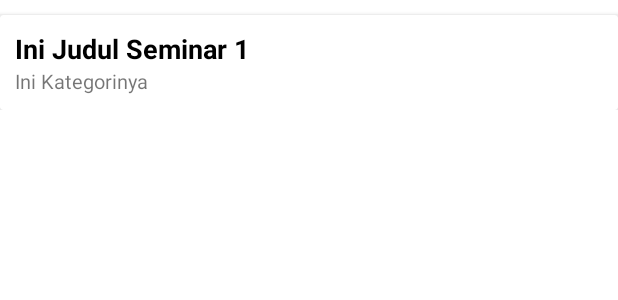
After one commit to rizkinahayyuni/RumahUMKM, an Android app: the layout seminar_populer_row.xml on its own in the app's theme, with its tools: preview values and no code run, on a phone screen of 412 x 824 dp. The commit adds this screen. Shown: the top 300 px of the screen. Run offline under Robolectric (Android 15) with nearby library versions, the phone set to English and light mode, and no system bars.

Commit message:
menambahkan tabel database kelas dan seminar + datanya, menambahkan recycle view untuk tampilan dashboard

```diff
--- a/app/src/main/java/com/kuliah/rumahumkm/LoginActivity.java
+++ b/app/src/main/java/com/kuliah/rumahumkm/LoginActivity.java
@@ -48,6 +48,7 @@ public class LoginActivity extends AppCompatActivity {
                     }
 
                 }
+                DB.deleteAll();
                 DB.addKelas();
                 DB.addSeminar();
             }
--- /dev/null
+++ b/app/src/main/res/layout/seminar_populer_row.xml
@@ -0,0 +1,43 @@
+<?xml version="1.0" encoding="utf-8"?>
+<LinearLayout xmlns:android="http://schemas.android.com/apk/res/android"
+    xmlns:app="http://schemas.android.com/apk/res-auto"
+    xmlns:tools="http://schemas.android.com/tools"
+    android:orientation="vertical"
+    android:layout_width="match_parent"
+    android:layout_height="wrap_content">
+
+    <androidx.cardview.widget.CardView
+        android:layout_width="match_parent"
+        android:layout_height="wrap_content"
+        android:layout_marginTop="10dp">
+
+        <androidx.constraintlayout.widget.ConstraintLayout
+            android:layout_width="match_parent"
+            android:layout_height="wrap_content"
+            android:padding="10dp">
+
+            <TextView
+                android:id="@+id/txtSeminarPopuler"
+                android:layout_width="wrap_content"
+                android:layout_height="wrap_content"
+                android:text="Ini Judul Seminar 1"
+                android:textSize="8pt"
+                android:textStyle="bold"
+                android:textColor="@color/black"
+                app:layout_constraintStart_toStartOf="parent"
+                app:layout_constraintTop_toTopOf="parent"
+                />
+
+            <TextView
+                android:id="@+id/txtKategoriSeminarPopuler"
+                android:layout_width="wrap_content"
+                android:layout_height="wrap_content"
+                android:text="Ini Kategorinya"
+                android:textSize="6pt"
+                app:layout_constraintStart_toStartOf="@+id/txtSeminarPopuler"
+                app:layout_constraintTop_toBottomOf="@+id/txtSeminarPopuler" />
+
+        </androidx.constraintlayout.widget.ConstraintLayout>
+    </androidx.cardview.widget.CardView>
+
+</LinearLayout>
```
Also changed, not shown: app/src/main/java/com/kuliah/rumahumkm/CustomAdapterKelas.java (added, +55 -0 lines), app/src/main/java/com/kuliah/rumahumkm/CustomAdapterSeminar.java (added, +55 -0 lines), app/src/main/java/com/kuliah/rumahumkm/DBHelper.java (+28 -0 lines), app/src/main/java/com/kuliah/rumahumkm/HomeActivity.java (+61 -0 lines), app/src/main/res/layout/kelas_populer_row.xml (added, +43 -0 lines).
